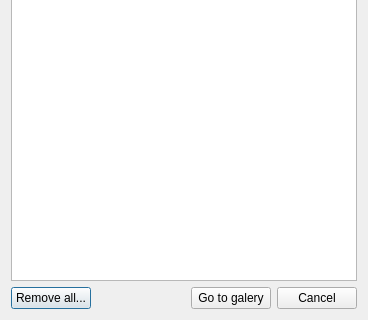
Before: the Qt Designer form cdsogalerylist.ui in PavelMr/skytechx, drawn with Qt 5; both pictures show x 0 to 368 and y 167 to 487 of the 368 by 487 pixel window.
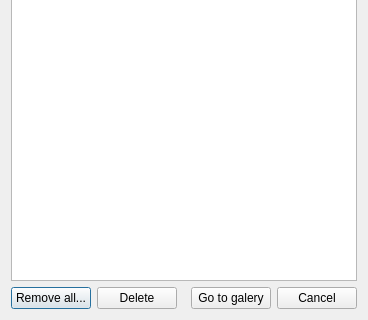
After: the same form once the commit is applied.

Diff of the .ui file:
```diff
--- a/cdsogalerylist.ui
+++ b/cdsogalerylist.ui
@@ -30,6 +30,13 @@
        </property>
       </widget>
      </item>
+     <item>
+      <widget class="QPushButton" name="pushButton_4">
+       <property name="text">
+        <string>Delete</string>
+       </property>
+      </widget>
+     </item>
      <item>
       <spacer name="horizontalSpacer">
        <property name="orientation">
```
